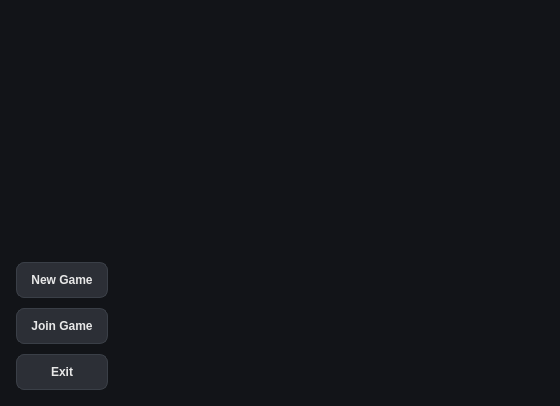
First picture: the form in client_ui/ui/MainWindow.ui, repository Nacho4321/tp-TallerDeProgramacion-grupo5, before the edit.
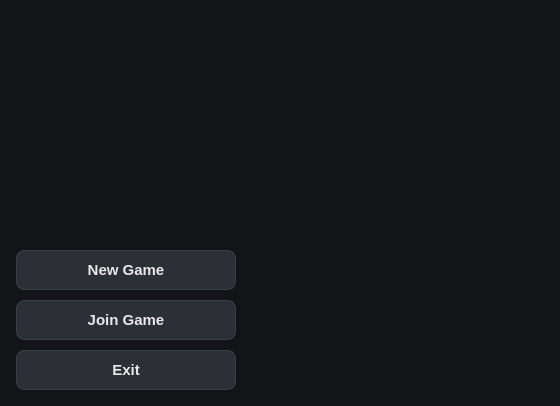
Second picture: the form after the edit. Icons and pictures are not drawn.

Commit message: Mejoro los botones del MainMenu, resolucion de la imagen

The edit to the form file:
```diff
--- a/client_ui/ui/MainWindow.ui
+++ b/client_ui/ui/MainWindow.ui
@@ -46,12 +46,18 @@
     </property>
     <item alignment="Qt::AlignLeft|Qt::AlignBottom">
      <widget class="QFrame" name="optionsFrame">
-      <property name="maximumSize">
+      <property name="minimumSize">
        <size>
         <width>220</width>
-        <height>16777215</height>
+        <height>0</height>
        </size>
       </property>
+      <property name="sizePolicy">
+       <sizepolicy hsizetype="Expanding" vsizetype="Preferred">
+        <horstretch>1</horstretch>
+        <verstretch>0</verstretch>
+       </sizepolicy>
+      </property>
       <property name="frameShape">
        <enum>QFrame::NoFrame</enum>
       </property>
@@ -73,6 +79,23 @@
        </property>
        <item>
         <widget class="QPushButton" name="btnNewGame">
+         <property name="sizePolicy">
+          <sizepolicy hsizetype="Expanding" vsizetype="Expanding">
+           <horstretch>0</horstretch>
+           <verstretch>0</verstretch>
+          </sizepolicy>
+         </property>
+         <property name="minimumSize">
+          <size>
+           <width>0</width>
+           <height>40</height>
+          </size>
+         </property>
+         <property name="font">
+          <font>
+           <pointsize>11</pointsize>
+          </font>
+         </property>
          <property name="text">
           <string>New Game</string>
          </property>
@@ -80,6 +103,23 @@
        </item>
        <item>
         <widget class="QPushButton" name="btnJoinGame">
+         <property name="sizePolicy">
+          <sizepolicy hsizetype="Expanding" vsizetype="Expanding">
+           <horstretch>0</horstretch>
+           <verstretch>0</verstretch>
+          </sizepolicy>
+         </property>
+         <property name="minimumSize">
+          <size>
+           <width>0</width>
+           <height>40</height>
+          </size>
+         </property>
+         <property name="font">
+          <font>
+           <pointsize>11</pointsize>
+          </font>
+         </property>
          <property name="text">
           <string>Join Game</string>
          </property>
@@ -87,6 +127,23 @@
        </item>
        <item>
         <widget class="QPushButton" name="btnExit">
+         <property name="sizePolicy">
+          <sizepolicy hsizetype="Expanding" vsizetype="Expanding">
+           <horstretch>0</horstretch>
+           <verstretch>0</verstretch>
+          </sizepolicy>
+         </property>
+         <property name="minimumSize">
+          <size>
+           <width>0</width>
+           <height>40</height>
+          </size>
+         </property>
+         <property name="font">
+          <font>
+           <pointsize>11</pointsize>
+          </font>
+         </property>
          <property name="text">
           <string>Exit</string>
          </property>
```
The commit also changes 2 other files.
